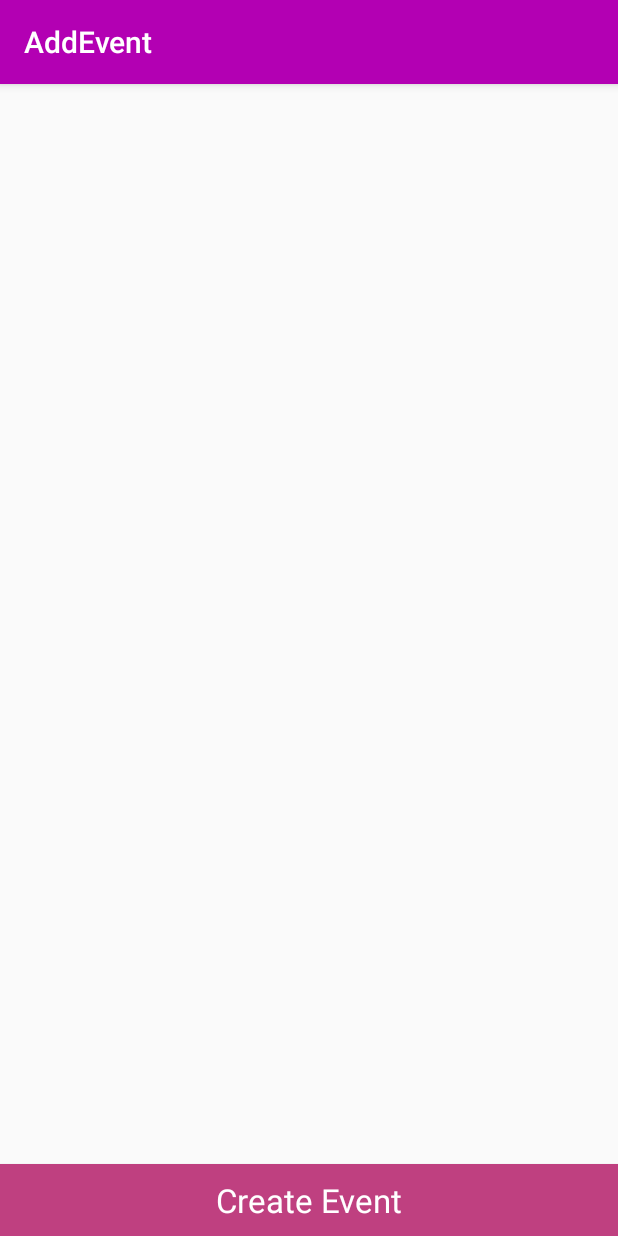
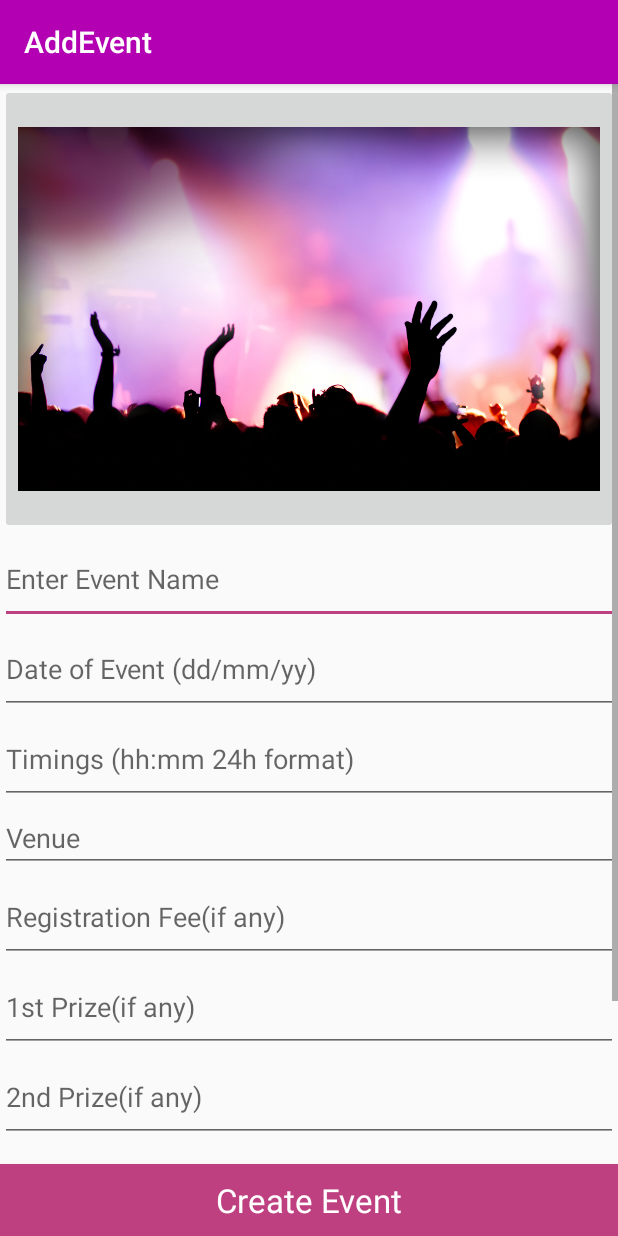
Before and after one commit to shivamdawar97/CatchEvent1, an Android app: the AddEvent screen opened directly, with no data from a screen before it, on a phone screen of 412 x 824 dp. Run offline under Robolectric (Android 15) with nearby library versions, the phone set to English and light mode, and no system bars; our stand-ins replace Firebase (no records; nobody signed in at launch, a user with empty details on screens opened directly).

Commit message:
Commit 18

```diff
--- a/app/src/main/java/dawar/catchevent/ListActivity.java
+++ b/app/src/main/java/dawar/catchevent/ListActivity.java
@@ -56,7 +56,7 @@ public class ListActivity extends AppCompatActivity {
             setlist.add("Delete an Event");
             setlist.add("Delete an Alert");
             setlist.add("Add an Event");
-           // setlist.add("Update Tumbnail Events");
+
 
         }
 
--- a/app/src/main/res/layout/content_add_event.xml
+++ b/app/src/main/res/layout/content_add_event.xml
@@ -30,14 +30,9 @@
 
     <ScrollView
         android:id="@+id/scrollView"
-        android:layout_width="0dp"
+        android:layout_width="match_parent"
         android:layout_height="0dp"
-        app:layout_constraintBottom_toTopOf="@+id/button2"
-        app:layout_constraintEnd_toEndOf="parent"
-        app:layout_constraintHorizontal_bias="0.393"
-        app:layout_constraintLeft_toLeftOf="parent"
-        app:layout_constraintRight_toRightOf="parent"
-        app:layout_constraintTop_toTopOf="parent">
+       >
 
         <LinearLayout
             android:layout_width="match_parent"
```
